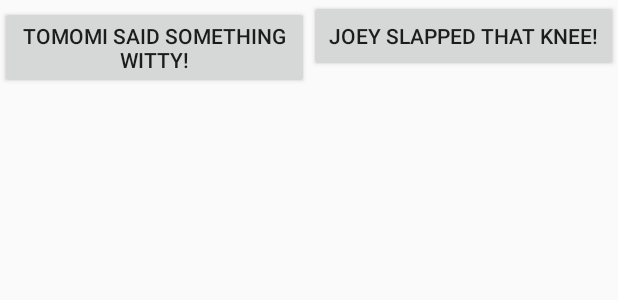
After one commit to badzapcat/WhoseTurn, an Android app: the layout fragment_change_knee_slap.xml on its own in the app's theme, with its tools: preview values and no code run, on a phone screen of 412 x 824 dp. The commit adds this screen. Shown: the top 300 px of the screen. Run offline under Robolectric (Android 15) with nearby library versions, the phone set to English and light mode, and no system bars.

Commit message:
added some knee slap functionality, but doesn't work yet (crashes upon loading the activity

```diff
--- a/app/build.gradle
+++ b/app/build.gradle
@@ -25,4 +25,5 @@ dependencies {
     compile 'com.android.support:appcompat-v7:23.1.1'
     compile 'com.android.support:design:23.1.1'
     compile 'com.android.support:support-v4:23.1.1'
+    compile 'com.google.android.gms:play-services:8.3.0'
 }
--- a/app/src/main/AndroidManifest.xml
+++ b/app/src/main/AndroidManifest.xml
@@ -1,6 +1,9 @@
 <?xml version="1.0" encoding="utf-8"?>
 <manifest xmlns:android="http://schemas.android.com/apk/res/android"
     package="jmoghadam.whoseturn">
+
+    <!-- To access Google+ APIs: -->
+    <uses-permission android:name="android.permission.INTERNET" />
 
     <application
         android:allowBackup="true"
@@ -19,6 +22,7 @@
                 <category android:name="android.intent.category.LAUNCHER" />
             </intent-filter>
         </activity>
+        <activity android:name=".KneeActivity" />
     </application>
 
 </manifest>
--- a/app/src/main/java/jmoghadam/whoseturn/CheckActivity.java
+++ b/app/src/main/java/jmoghadam/whoseturn/CheckActivity.java
@@ -1,6 +1,7 @@
 package jmoghadam.whoseturn;
 
 import android.content.Context;
+import android.content.Intent;
 import android.content.SharedPreferences;
 import android.net.Uri;
 import android.os.Bundle;
@@ -57,6 +58,9 @@ public class CheckActivity extends AppCompatActivity implements AddMoneyFragment
         if (id == R.id.action_total_amount) {
             toastCurrentAmount();
             return true;
+        } else if (id == R.id.action_knee_slaps) {
+            Intent intent = new Intent(this, KneeActivity.class);
+            startActivity(intent);
         }
 
         return super.onOptionsItemSelected(item);
--- /dev/null
+++ b/app/src/main/res/layout/fragment_change_knee_slap.xml
@@ -0,0 +1,30 @@
+<FrameLayout xmlns:android="http://schemas.android.com/apk/res/android"
+    xmlns:tools="http://schemas.android.com/tools"
+    android:layout_width="match_parent"
+    android:layout_height="match_parent"
+    tools:context="jmoghadam.whoseturn.ChangeKneeSlapFragment">
+
+        <LinearLayout xmlns:android="http://schemas.android.com/apk/res/android"
+            xmlns:tools="http://schemas.android.com/tools"
+            android:layout_width="match_parent"
+            android:layout_height="match_parent"
+            android:orientation="horizontal">
+
+            <Button
+                android:id="@+id/button_add_knee_slap"
+                android:layout_width="0dp"
+                android:layout_weight="1"
+                android:layout_height="wrap_content"
+                android:onClick="addKneeSlap"
+                android:text="@string/button_add_knee_slap" />
+
+            <Button
+                android:id="@+id/button_use_knee_slap"
+                android:layout_width="0dp"
+                android:layout_weight="1"
+                android:layout_height="wrap_content"
+                android:onClick="useKneeSlap"
+                android:text="@string/button_use_knee_slap" />
+        </LinearLayout>
+
+</FrameLayout>
--- a/app/src/main/res/menu/menu_check.xml
+++ b/app/src/main/res/menu/menu_check.xml
@@ -7,4 +7,8 @@
         android:orderInCategory="100"
         android:title="@string/action_total_amount"
         app:showAsAction="never" />
+    <item
+        android:id="@+id/action_knee_slaps"
+        android:title="@string/action_check_knee_slaps"
+        app:showAsAction="always" />
 </menu>
--- a/app/src/main/res/values/strings.xml
+++ b/app/src/main/res/values/strings.xml
@@ -1,8 +1,11 @@
 <resources>
     <string name="app_name">Whose Turn</string>
+    <string name="action_check_knee_slaps">Knee Slaps</string>
     <string name="action_settings">Settings</string>
     <string name="action_total_amount">Total amount owed</string>
     <string name="add_money_input">Enter $</string>
     <string name="button_add_1">Tomomi pays</string>
     <string name="button_add_2">Joey pays</string>
+    <string name="button_add_knee_slap">Tomomi said something witty!</string>
+    <string name="button_use_knee_slap">Joey slapped that knee!</string>
 </resources>
```
Also changed, not shown: app/src/main/java/jmoghadam/whoseturn/ChangeKneeSlapFragment.java (added, +85 -0 lines), app/src/main/java/jmoghadam/whoseturn/KneeActivity.java (added, +98 -0 lines), app/src/main/res/layout/activity_knee.xml (added, +33 -0 lines).
